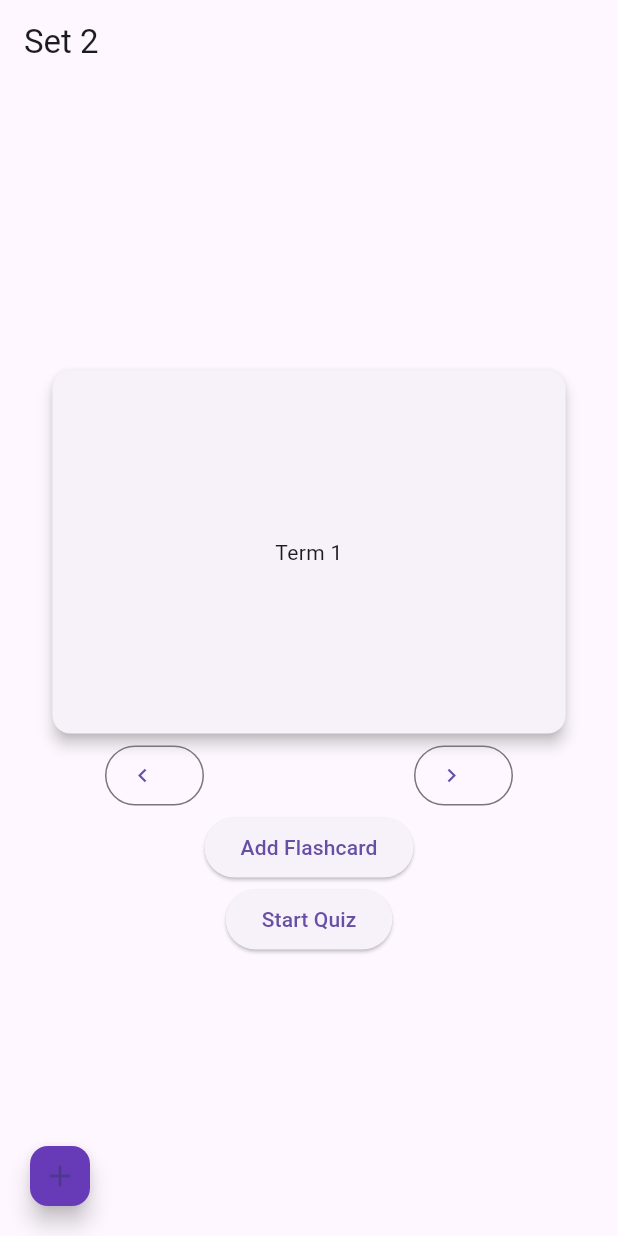
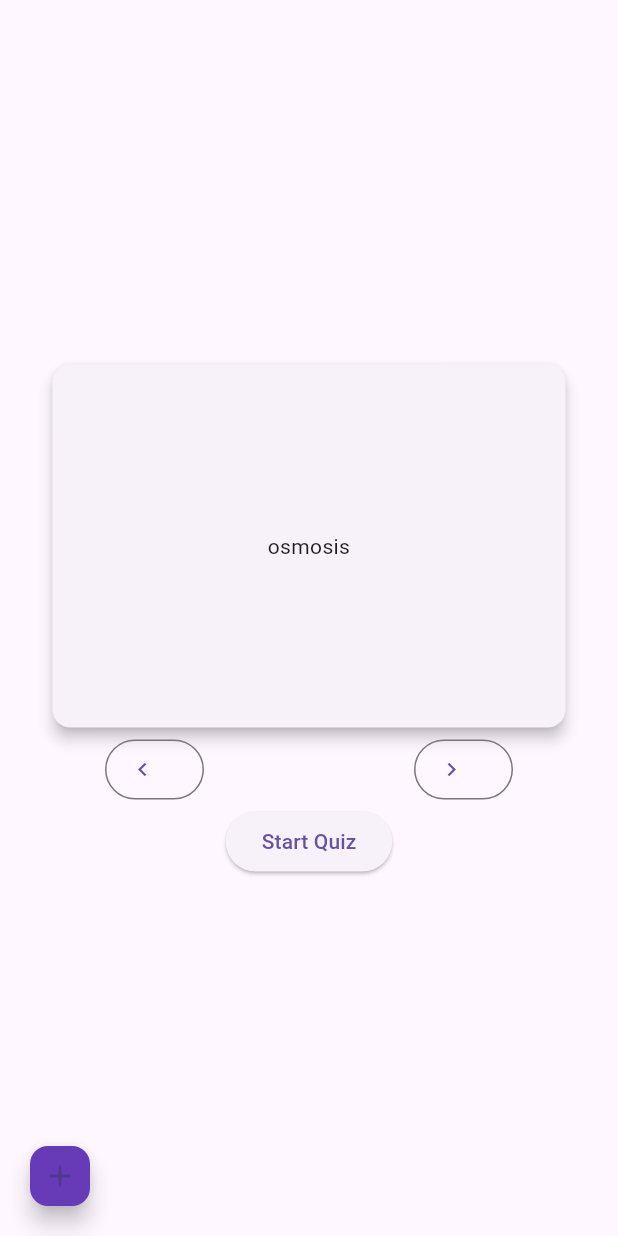
Before and after one commit to dpearyer/Flashcard-quiz-game, a Flutter app: the screen it shows after launch, after a tap on "Set 2", on a phone screen of 412 x 824 dp. Run offline on Flutter 3.47's test engine with Material 3 defaults, Android fonts, the phone set to English and light mode, and no system bars; drawn by our look-alikes of flip_card; our stand-ins replace sqflite; accounts and stored records are empty.

Commit message:
modified with quiz button and no tabs, fixing bug

```diff
--- a/proj_1/lib/database_helper.dart
+++ b/proj_1/lib/database_helper.dart
@@ -1,7 +1,6 @@
 import 'package:sqflite/sqflite.dart';
+import 'package:path/path.dart';
 import 'flashcard.dart';
-import 'package:path/path.dart';
-
 
 class DatabaseHelper {
   static Database? _database;
@@ -26,7 +25,7 @@ class DatabaseHelper {
     );
   }
 
-  Future<void> insertFlashcard(Flashcard flashcard, int setId) async {
+  Future<void> insertFlashcard(Flashcard flashcard, int setId ) async {
     final Database db = await database;
     await db.insert(
       'flashcards',
@@ -42,44 +41,8 @@ class DatabaseHelper {
       return Flashcard(
         id: maps[i]['id'],
         term: maps[i]['term'],
-        definition: maps[i]['definition'], title: '',
-        setId: maps[i]['setId']
+        definition: maps[i]['definition'],
       );
     });
   }
-
-  Future<void> deleteSet(Flashcard set) async {
-    final Database db = await database;
-    await db.delete(
-      'flashcard_sets',
-      where: 'id = ?',
-      whereArgs: [set.id],
-    );
-
-    // Delete associated flashcards of the set
-    await db.delete(
-      'flashcards',
-      where: 'set_id = ?',
-      whereArgs: [set.id],
-    );
-  }
-
-
-  Future<void> insertSet(Flashcard set, int setId) async {
-    await _database?.insert(
-      'flashcard_sets',
-      set.toMap(setId),
-      conflictAlgorithm: ConflictAlgorithm.replace,
-    );
-  }
-
-    Future<void> updateFlashcard(Flashcard flashcard, int setId) async {
-    await _database?.update(
-      'flashcards',
-      flashcard.toMap(setId),
-      where: 'id = ?',
-      whereArgs: [flashcard.id],
-    );
-  }
-
 }
--- a/proj_1/lib/main.dart
+++ b/proj_1/lib/main.dart
@@ -1,4 +1,3 @@
-
 import 'package:flutter/material.dart';
 import 'package:flip_card/flip_card.dart';
 import 'package:flutter/widgets.dart';
@@ -42,17 +41,8 @@ class _HomePageState extends State<HomePage>{
 
   Widget build(BuildContext context){
   return MaterialApp(
-  home: DefaultTabController(
-    length: 2,
-    child: Scaffold(
+  home: Scaffold(
     appBar: AppBar(
-        bottom: const TabBar(
-          tabs: [
-            Tab(icon: Icon(Icons.card_giftcard, color: Colors.white,)),
-            Tab(icon: Icon(Icons.lightbulb, color: Colors.white,)),
-
-          ],
-        ),
         title: const Text('Cognicode', textAlign: TextAlign.center,),
         backgroundColor: Colors.purple,
         elevation: 4,
@@ -109,17 +99,9 @@ class _HomePageState extends State<HomePage>{
         ),
       ),
   ),
-  ),
     );
-
-
   }
-
-
 }
-
-
-
 
 class MyCard extends StatefulWidget {
   const MyCard({super.key, required this.title});
@@ -131,34 +113,23 @@ class MyCard extends StatefulWidget {
 }
 
 class _FlashCardAppState extends State<MyCard> {
-  final List<FlashcardSet> _flashcardSets = [
-    FlashcardSet(
-      title: "Set 1",
-      flashcards: [
-       Flashcard(term: "Term 1", definition: "Definition 1"),
-        Flashcard(term: "Term 2", definition: "Definition 2"),
-      ],
+ List<Flashcard> _flashcards =[
+  Flashcard(
+    term: "osmosis",
+    definition: "explanation"
   ),
-    FlashcardSet(
-      title: "Set 2",
-      flashcards: [
-         Flashcard(term: "Term 3", definition: "Definition 3"),
-        Flashcard(term: "Term 4", definition: "Definition 4"),
-
-      ],
-    ),
+  Flashcard(
+    term: "osmosis 2",
+    definition: "explanation 2"
+  )
  ];
    int _currentIndex = 0;
-
-
 
    @override
   Widget build(BuildContext context) {
     return MaterialApp(
       home: Scaffold(
-        appBar: AppBar(
-          title: Text(widget.title),
-        ),
+
         body: Center(
           child: Column(
             mainAxisAlignment: MainAxisAlignment.center,
@@ -167,98 +138,41 @@ class _FlashCardAppState extends State<MyCard> {
                   width: 350,
                   height: 250,
                   child: FlipCard(
-                  front: FlashcardView(
-                    text: _flashcardSets[_currentIndex].flashcards[_currentIndex].term,
+
+                      front:
+                        FlashcardView(
+                        text: _flashcards[_currentIndex].term,
+
                     ),
-                  back: FlashcardView(
-                    text: _flashcardSets[_currentIndex].flashcards[_currentIndex].definition,
-                  ),
-                ),
-              ),
+                      back:
+                        FlashcardView(
+                        text: _flashcards[_currentIndex].definition,
+                      ))),
               Row(
                 mainAxisAlignment: MainAxisAlignment.spaceAround,
                 children: [
                   OutlinedButton.icon(
                       onPressed: showPreviousCard,
                       icon: Icon(Icons.chevron_left),
-                    label: Text(''),
-                  ),
+                      label: Text('')),
                   OutlinedButton.icon(
                       onPressed: showNextCard,
                       icon: Icon(Icons.chevron_right),
-                    label: Text(''),
-                  ),
+                      label: Text('')),
                 ],
-              ),
-              ElevatedButton(
-                onPressed: () => _addNewFlashcard(context , _flashcardSets, _currentIndex),
-                child: Text('Add Flashcard'),
               ),
               ElevatedButton(
                 onPressed: () => _startQuiz(_flashcardSets, _currentIndex),
                 child: Text('Start Quiz'),
               ),
             ],
+
           ),
         ),
          floatingActionButton: FloatingActionButton.small(
-          onPressed: () => _createNewSet(),
-          backgroundColor: Colors.deepPurple,
-          child: Icon(Icons.add),
-        ),
-        floatingActionButtonLocation: FloatingActionButtonLocation.startFloat,
-      ),
-    );
-  }
-
-  void showNextCard() {
-    setState(() {
-      _currentIndex = (_currentIndex + 1) % _flashcardSets.length;
-    });
-  }
-
-  void showPreviousCard() {
-    setState(() {
-      _currentIndex = (_currentIndex - 1 + _flashcardSets.length) % _flashcardSets.length;
-    });
-  }
-
-  int _calculateCorrectAnswers( List<Flashcard> flashcards) {
-  int correctAnswers = 0;
-  for (var i = 0; i < flashcards.length; i++) {
-    if (flashcards[i].userAnswer == flashcards[i].term) {
-      correctAnswers++;
-    }
-  }
-  return correctAnswers;
-  }
-
-
-
-
-    void _startQuiz(List<FlashcardSet> flashcardSets, int currentIndex) {
-      List<Flashcard> currentFlashcards = flashcardSets[currentIndex].flashcards;
-  int totalQuestions = currentFlashcards.length;
-  int correctAnswers = _calculateCorrectAnswers(currentFlashcards);
-
-  Navigator.push(
-    context as BuildContext,
-    MaterialPageRoute(
-      builder: (context) => QuizModeScreen(
-        flashcards: currentFlashcards,
-        totalQuestions: totalQuestions,
-        correctAnswers: correctAnswers,
-      ),
-    ),
-  );
-    }
-
-
-
-
-  void _addNewFlashcard(BuildContext context, List<FlashcardSet> flashcardSets, int currentIndex) async {
+        onPressed: () async{
            final newFlashcard = await showDialog<Flashcard>(
-      context: context as BuildContext,
+      context: context,
       builder: (BuildContext context) {
         String term = '';
         String definition = '';
@@ -291,70 +205,76 @@ class _FlashCardAppState extends State<MyCard> {
             ElevatedButton(
               onPressed: () {
                 final newFlashcard = Flashcard(term: term, definition: definition);
-                _flashcardSets[_currentIndex].flashcards.add(newFlashcard);
-                Navigator.pop(context);
+                Navigator.pop(context, newFlashcard);
               },
               child: Text('Add'),
             ),
+
+
           ],
+
         );
+
       },
     );
 
     if (newFlashcard != null) {
       setState(() {
-        _flashcardSets[_currentIndex].flashcards.add(newFlashcard);
+        _flashcards.add(newFlashcard);
       });
+    }
+  },
+  backgroundColor: Colors.deepPurple,
+  child: Icon(Icons.add),
+
+         ),
+floatingActionButtonLocation: FloatingActionButtonLocation.startFloat,
+      ),
+    );
+  }
+   void showNextCard() {
+    setState(() {
+      _currentIndex =
+          (_currentIndex + 1 < _flashcards.length) ? _currentIndex + 1 : 0;
+    });
+  }
+
+  void showPreviousCard() {
+    setState(() {
+      _currentIndex =
+          (_currentIndex - 1 >= 0) ? _currentIndex - 1 : _flashcards.length - 1;
+    });
+  }
+
+int _calculateCorrectAnswers( List<Flashcard> flashcards) {
+  int correctAnswers = 0;
+  for (var i = 0; i < flashcards.length; i++) {
+    if (flashcards[i].userAnswer == flashcards[i].term) {
+      correctAnswers++;
+    }
+  }
+  return correctAnswers;
+  }
+
+
+ void _startQuiz(List<FlashcardSet> flashcardSets, int currentIndex) {
+      List<Flashcard> currentFlashcards = flashcardSets[currentIndex].flashcards;
+  int totalQuestions = currentFlashcards.length;
+  int correctAnswers = _calculateCorrectAnswers(currentFlashcards);
+
+  Navigator.push(
+    context as BuildContext,
+    MaterialPageRoute(
+      builder: (context) => QuizModeScreen(
+        flashcards: currentFlashcards,
+        totalQuestions: totalQuestions,
+        correctAnswers: correctAnswers,
+      ),
+    ),
+  );
     }
 }
 
-  void _createNewSet() async {
-    final newSet = await showDialog<String>(
-      context: context as BuildContext,
-      builder: (BuildContext context) {
-        String setTitle = '';
-        return AlertDialog(
-          title: Text('Create New Set'),
-          content: Column(
-            mainAxisSize: MainAxisSize.min,
-            children: [
-              TextFormField(
-                onChanged: (value) {
-                  setTitle = value;
-                },
-                decoration: InputDecoration(labelText: 'Set Title'),
-              ),
-            ],
-          ),
-          actions: [
-            TextButton(
-              onPressed: () {
-                Navigator.pop(context);
-              },
-              child: Text('Cancel'),
-            ),
-            ElevatedButton(
-              onPressed: () {
-                if (setTitle.isNotEmpty) {
-                  _flashcardSets.add(FlashcardSet(title: setTitle));
-                }
-                Navigator.pop(context);
-              },
-              child: Text('Create'),
-            ),
-          ],
-        );
-      },
-    );
-
-    if (newSet != null && newSet.isNotEmpty) {
-      setState(() {
-        _flashcardSets.add(FlashcardSet(title: newSet));
-      });
-    }
-  }
-
-}
     class QuizModeScreen extends StatefulWidget {
   final List<Flashcard> flashcards;
   final int totalQuestions;
@@ -427,10 +347,7 @@ class _QuizModeScreenState extends State<QuizModeScreen> {
       ),
     );
   }
-
 }
-
-
 
 
 class QuizScoreScreen extends StatelessWidget {
@@ -502,4 +419,7 @@ class CorrectAnswersScreen extends StatelessWidget {
       ),
     );
   }
+
+
+
 }
```
Lines whose indentation alone changed are shown as unchanged.
